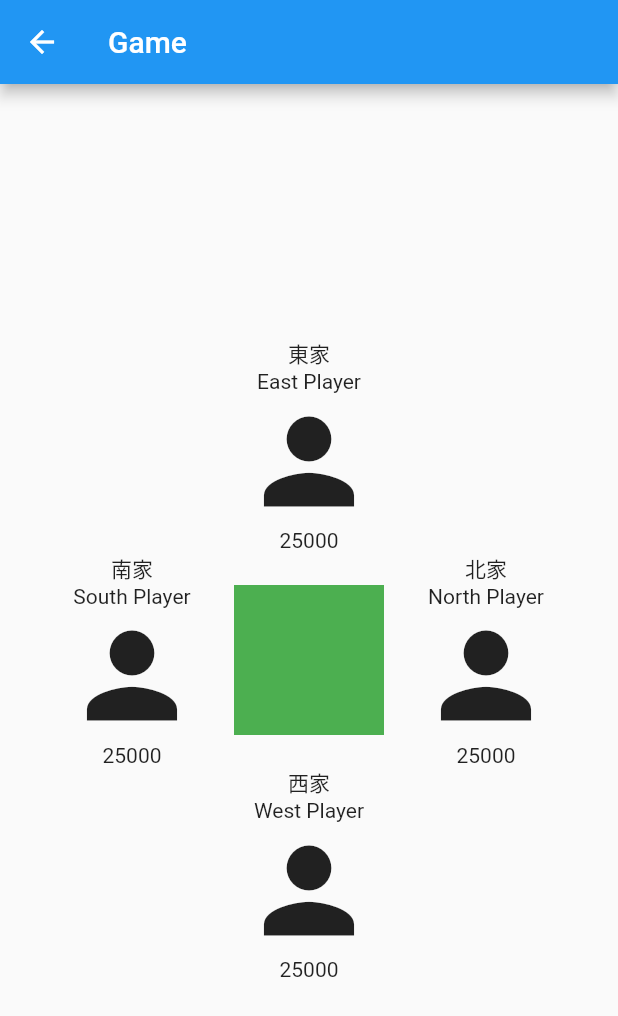
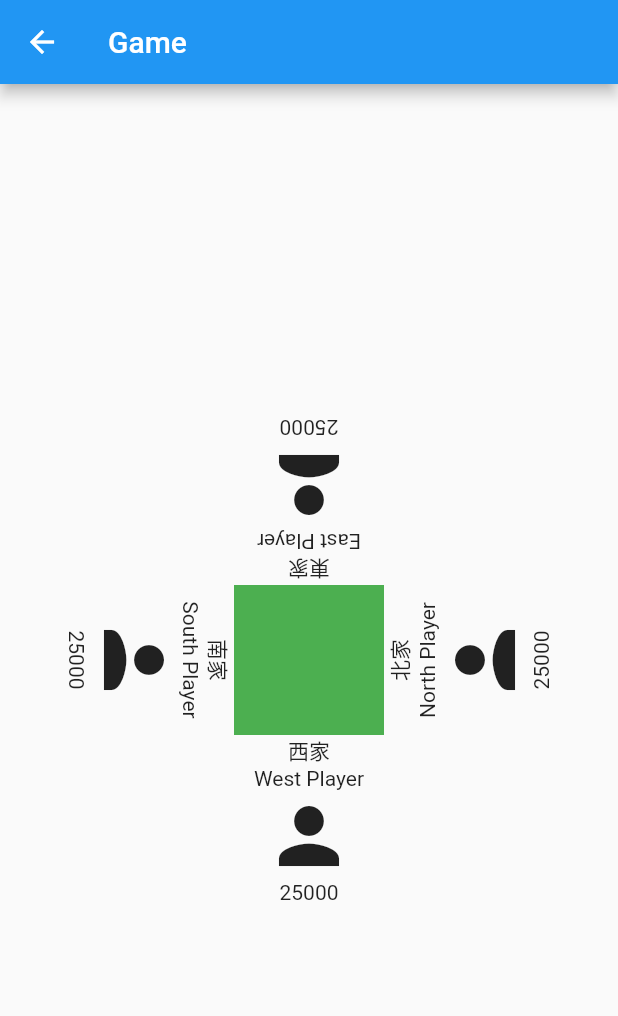
Before and after one commit to northfieldzz/mahjong_pointer, a Flutter app: the screen it shows after launch, after a tap on "One Round Game Start", on a phone screen of 412 x 824 dp. Shown: the top 1016 px of the screen. Run offline on Flutter 3.47's test engine with Material 2 defaults, Android fonts, the phone set to English and light mode, and no system bars; network calls fail.

Commit message:
Update: テーマとプレイヤー向き変更

```diff
--- a/lib/game/pages.dart
+++ b/lib/game/pages.dart
@@ -20,10 +20,8 @@ class GamePage extends StatelessWidget {
 
   @override
   Widget build(BuildContext context) {
-    return MultiProvider(
-      providers: [
-        ChangeNotifierProvider(create: (_) => GamePageState(setting)),
-      ],
+    return ChangeNotifierProvider(
+      create: (_) => GamePageState(setting),
       builder: (context, child) {
         return WillPopScope(
           onWillPop: () async => await showDialog(
@@ -72,6 +70,7 @@ class PointWidget extends StatelessWidget {
                 isReceive: dragState.playerTop,
                 onDragStarted: dragState.dragPlayerTop,
                 onDragEnd: (_) => dragState.reset(),
+                quarterTurns: 2,
               ),
               Row(
                 children: <Widget>[
@@ -81,6 +80,7 @@ class PointWidget extends StatelessWidget {
                       isReceive: dragState.playerLeft,
                       onDragStarted: dragState.dragPlayerLeft,
                       onDragEnd: (_) => dragState.reset(),
+                      quarterTurns: 1,
                     ),
                   ),
                   ConstrainedBox(
@@ -127,6 +127,7 @@ class PointWidget extends StatelessWidget {
                       isReceive: dragState.playerRight,
                       onDragStarted: dragState.dragPlayerRight,
                       onDragEnd: (_) => dragState.reset(),
+                      quarterTurns: 3,
                     ),
                   )
                 ],
@@ -150,24 +151,28 @@ class HouseWidget extends StatelessWidget {
   final bool isReceive;
   final VoidCallback onDragStarted;
   final Function(Player) onDragEnd;
+  final int quarterTurns;
 
   HouseWidget({
     @required this.player,
     this.isReceive = false,
     @required this.onDragStarted,
     @required this.onDragEnd,
+    this.quarterTurns = 0,
   });
 
   @override
   Widget build(BuildContext context) {
     final gameState = context.watch<GamePageState>();
-    return Column(
+    return RotatedBox(
+      quarterTurns: quarterTurns,
+      child: Column(
         children: <Widget>[
           Text('${player.direction.display}家'),
           Text(player.person.name),
           isReceive
               ? CreditorWidget(
-                child: Icon(Icons.face_retouching_natural, size: 90),
+                  child: Icon(Icons.face_retouching_natural, size: 60),
                   onAccept: (debtor) async {
                     // 点数計算
                     final score = await Navigator.push<Score>(
@@ -196,12 +201,13 @@ class HouseWidget extends StatelessWidget {
                 )
               : DebtorWidget(
                   debtor: player,
-                child: Icon(Icons.person_sharp, size: 90),
+                  child: Icon(Icons.person_sharp, size: 60),
                   onDragStarted: onDragStarted,
                   onDragEnd: onDragEnd,
                 ),
           Text(player.point.toString()),
         ],
+      ),
     );
   }
 }
--- a/lib/game/point/widgets.dart
+++ b/lib/game/point/widgets.dart
@@ -29,8 +29,8 @@ class DebtorWidget extends StatelessWidget {
       onDragEnd: (value) => onDragEnd(debtor),
       onDraggableCanceled: (velocity, offset) => onDragEnd(debtor),
       onDragCompleted: () => onDragEnd(debtor),
-      feedback: Icon(Icons.money, size: 90),
-      childWhenDragging: draggingChild ?? Icon(Icons.mood_bad, size: 90),
+      feedback: Icon(Icons.money, size: 60),
+      childWhenDragging: draggingChild ?? Icon(Icons.mood_bad, size: 60),
     );
   }
 }
--- a/lib/pages.dart
+++ b/lib/pages.dart
@@ -5,16 +5,22 @@ import 'package:provider/provider.dart';
 import 'game/pages.dart';
 import 'game/setting/pages.dart';
 import 'state.dart';
+import 'widgets.dart';
 
 class IndexPage extends StatelessWidget {
   @override
   Widget build(BuildContext context) {
-    return Scaffold(
-      body: Column(
-        children: [
-          GameTitleWidget(),
-          GameWidget(),
-        ],
+    return SafeArea(
+      child: Scaffold(
+        body: ThemeContainer(
+          child: Column(
+            mainAxisAlignment: MainAxisAlignment.end,
+            children: [
+              GameTitleWidget(),
+              GameWidget(),
+            ],
+          ),
+        ),
       ),
     );
   }
@@ -26,7 +32,8 @@ class GameTitleWidget extends StatelessWidget {
     return Container(
       child: Image(
         image: NetworkImage(
-            'https://4.bp.blogspot.com/-hlZSdtrebeU/WQA-FXkdZ5I/AAAAAAABD5A/Z9MR7EaB-48uJplYBSEOKrUmo-LN6cP6QCLcB/s800/ma-jan_ojisan.png'),
+          'https://4.bp.blogspot.com/-hlZSdtrebeU/WQA-FXkdZ5I/AAAAAAABD5A/Z9MR7EaB-48uJplYBSEOKrUmo-LN6cP6QCLcB/s800/ma-jan_ojisan.png',
+        ),
       ),
     );
   }
@@ -41,7 +48,7 @@ class GameWidget extends StatelessWidget {
         final state = context.watch<GameWidgetState>();
         return Column(
           children: [
-            RaisedButton(
+            IndexRaisedButton(
               child: Text('One Round Game Start'),
               onPressed: () => Navigator.push(
                 context,
@@ -52,7 +59,7 @@ class GameWidget extends StatelessWidget {
                 ),
               ),
             ),
-            RaisedButton(
+            IndexRaisedButton(
               child: Text('Half Round Game Start'),
               onPressed: () => Navigator.push(
                 context,
@@ -64,7 +71,7 @@ class GameWidget extends StatelessWidget {
                 ),
               ),
             ),
-            RaisedButton(
+            IndexRaisedButton(
               child: Text('Setting'),
               onPressed: () async => state.setSetting(
                 await Navigator.push(
@@ -81,3 +88,21 @@ class GameWidget extends StatelessWidget {
     );
   }
 }
+
+class IndexRaisedButton extends StatelessWidget {
+  final Widget child;
+  final VoidCallback onPressed;
+
+  IndexRaisedButton({this.child, this.onPressed});
+
+  @override
+  Widget build(BuildContext context) {
+    return ButtonTheme(
+      minWidth: 300.0,
+      child: RaisedButton(
+        child: child,
+        onPressed: onPressed,
+      ),
+    );
+  }
+}
--- a/lib/widgets.dart
+++ b/lib/widgets.dart
@@ -1,5 +1,19 @@
 import 'package:flutter/cupertino.dart';
 import 'package:flutter/material.dart';
+
+class ThemeContainer extends StatelessWidget {
+  final Widget child;
+
+  ThemeContainer({this.child});
+
+  @override
+  Widget build(BuildContext context) {
+    return Container(
+      padding: EdgeInsets.all(20.0),
+      child: child,
+    );
+  }
+}
 
 class ConfirmDialog extends StatelessWidget {
   final String title;
```
Also changed, not shown: lib/game/setting/pages.dart (+5 -5 lines), lib/game/setting/player/pages.dart (+2 -8 lines). Lines whose indentation alone changed are shown as unchanged.
